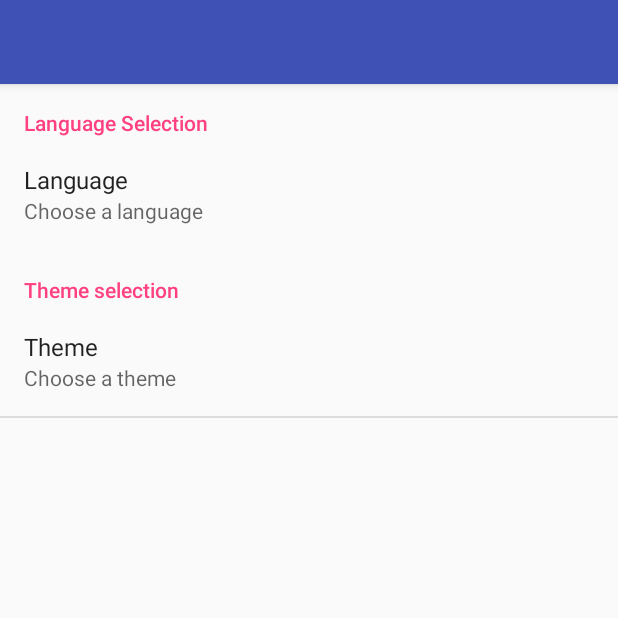
After one commit to Ajavalo/SonicMusicCollection, an Android app: the Settings screen opened directly, with no data from a screen before it, on a phone screen of 412 x 824 dp, the top half of it. The commit adds this screen. Run offline under Robolectric (Android 15) with nearby library versions, the light colour scheme and no system bars.

Commit message:
Settings and About added

```diff
--- /dev/null
+++ b/app/src/main/java/es/unex/saee/sonicmusiccollection/Settings.java
@@ -0,0 +1,26 @@
+package es.unex.saee.sonicmusiccollection;
+
+import android.app.FragmentManager;
+import android.app.FragmentTransaction;
+import android.os.Bundle;
+import android.support.v7.app.AppCompatActivity;
+
+public class Settings extends AppCompatActivity {
+
+    public final static String LANGUAGE_KEY = "lang";
+    public final static String LANGUAGE_DEFAULT = "english";
+    public final static String THEME_KEY = "theme";
+    public final static String THEME_DEFAULT = "white";
+
+    public void onCreate(Bundle savedInstanceState) {
+        super.onCreate(savedInstanceState);
+        setContentView(R.layout.empty);
+
+        FragmentManager fragmentManager = getFragmentManager();
+        FragmentTransaction fragmentTransaction = fragmentManager
+                .beginTransaction();
+        SettingsFragment fragment = new SettingsFragment();
+        fragmentTransaction.replace(android.R.id.content, fragment);
+        fragmentTransaction.commit();
+    }
+}
--- /dev/null
+++ b/app/src/main/java/es/unex/saee/sonicmusiccollection/SettingsFragment.java
@@ -0,0 +1,11 @@
+package es.unex.saee.sonicmusiccollection;
+
+import android.os.Bundle;
+import android.preference.PreferenceFragment;
+
+public class SettingsFragment extends PreferenceFragment{
+    public void onCreate(Bundle savedInstanceState){
+        super.onCreate(savedInstanceState);
+        addPreferencesFromResource(R.xml.settings);
+    }
+}
--- a/app/src/main/res/layout/activity_main.xml
+++ b/app/src/main/res/layout/activity_main.xml
@@ -17,7 +17,7 @@
         <ImageView
             android:id="@+id/imageView"
             android:layout_width="match_parent"
-            android:layout_height="165dp"
+            android:layout_height="170dp"
             android:layout_marginEnd="100dp"
             android:layout_marginStart="100dp"
             android:layout_marginTop="64dp"
@@ -30,7 +30,7 @@
         <TextView
             android:id="@+id/textView"
             android:layout_width="match_parent"
-            android:layout_height="wrap_content"
+            android:layout_height="47dp"
             android:text="Introduction Text"
             android:textAppearance="@android:style/TextAppearance.Material.Title" />
 
--- /dev/null
+++ b/app/src/main/res/layout/empty.xml
@@ -0,0 +1,6 @@
+<?xml version="1.0" encoding="utf-8"?>
+<LinearLayout xmlns:android="http://schemas.android.com/apk/res/android"
+    android:layout_width="match_parent"
+    android:layout_height="match_parent"
+    android:orientation="vertical" >
+</LinearLayout>
--- a/app/src/main/res/values/strings.xml
+++ b/app/src/main/res/values/strings.xml
@@ -1,3 +1,13 @@
 <resources>
     <string name="app_name">Sonic Music Collection</string>
+    <string name="languageTitle">Language Selection</string>
+    <string name="languageChooseTitle">Language</string>
+    <string name="languageSummary">Choose a language</string>
+    <string name="themeTitle">Theme selection</string>
+    <string name="themeChooseTitle">Theme</string>
+    <string name="themeSummary">Choose a theme</string>
+    <string name="languageDialogTitle">Choose a language</string>
+    <string name="themeDialogTitle">Choose a theme</string>
+    <string name="aboutMessage">about</string>
+    <string name="creditsMessage">credits</string>
 </resources>
--- /dev/null
+++ b/app/src/main/res/xml/settings.xml
@@ -0,0 +1,21 @@
+<?xml version="1.0" encoding="utf-8"?>
+<PreferenceScreen xmlns:android="http://schemas.android.com/apk/res/android">
+    <PreferenceCategory android:title="@string/languageTitle">
+        <ListPreference
+            android:key="lang"
+            android:title="@string/languageChooseTitle"
+            android:summary="@string/languageSummary"
+            android:entries="@array/languages"
+            android:entryValues="@array/langCodes"
+            android:dialogTitle="@string/languageDialogTitle"/>
+    </PreferenceCategory>
+    <PreferenceCategory android:title="@string/themeTitle">
+        <ListPreference
+            android:key="theme"
+            android:title="@string/themeChooseTitle"
+            android:summary="@string/themeSummary"
+            android:entries="@array/themes"
+            android:entryValues="@array/themeCodes"
+            android:dialogTitle="@string/themeDialogTitle"/>
+    </PreferenceCategory>
+</PreferenceScreen>
```
Also changed, not shown: app/src/main/AndroidManifest.xml (+15 -1 lines), app/src/main/java/es/unex/saee/sonicmusiccollection/About.java (added, +11 -0 lines), app/src/main/java/es/unex/saee/sonicmusiccollection/GameDescription.java (added, +13 -0 lines), app/src/main/java/es/unex/saee/sonicmusiccollection/GameList.java (added, +13 -0 lines), app/src/main/java/es/unex/saee/sonicmusiccollection/TracksList.java (added, +13 -0 lines), app/src/main/res/layout/about.xml (added, +17 -0 lines), app/src/main/res/layout/game_description.xml (added, +97 -0 lines), app/src/main/res/layout/game_list.xml (added, +76 -0 lines), app/src/main/res/layout/tracks_list.xml (added, +147 -0 lines).
